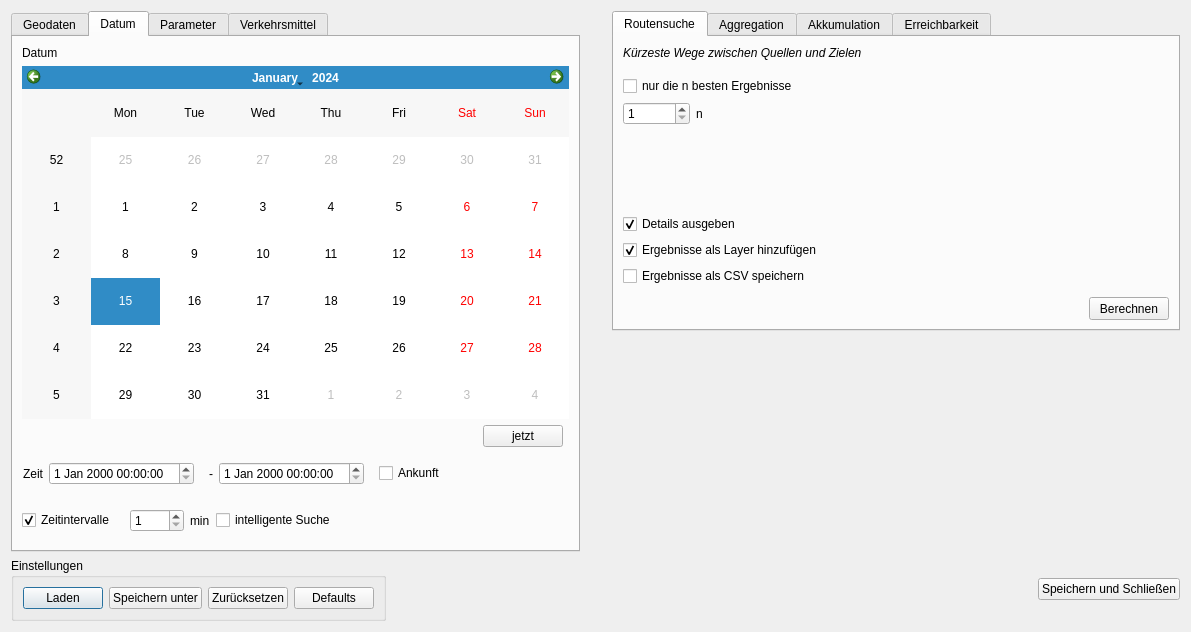
Before: the Qt Designer form OTP/OTP_dialog_base.ui in ChrFr/qgis-OTP, drawn with Qt 5.
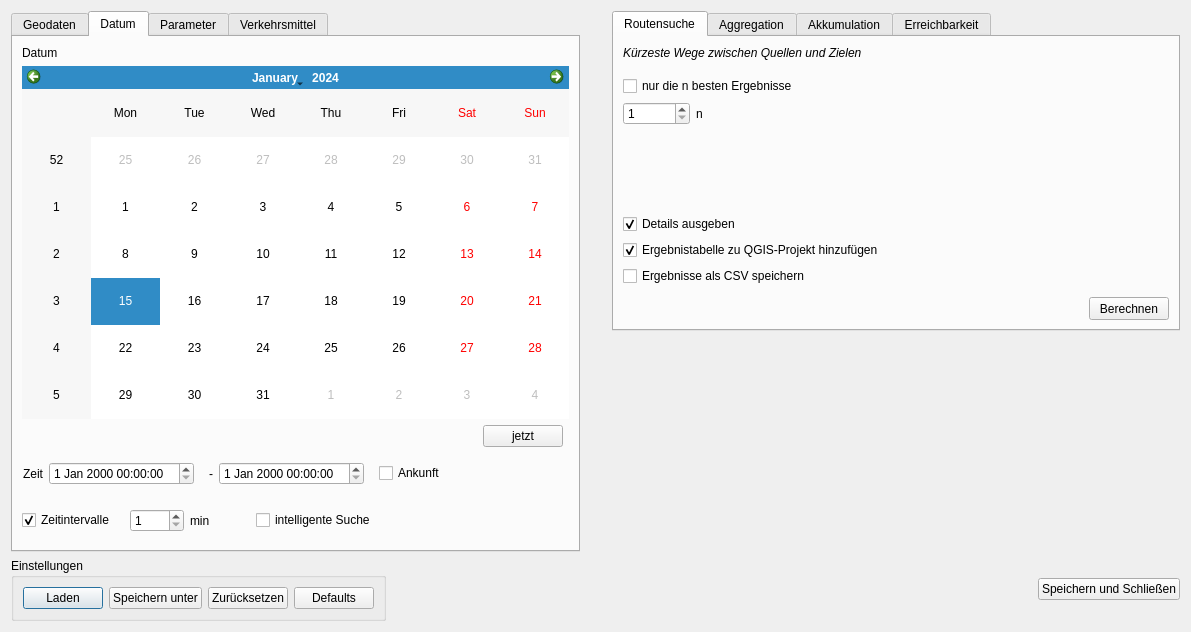
After: the same form once the commit is applied. The open tabs and pages were chosen to show the change.

Commit message: Update: OTP UI - changed description of option to add results

The edit to the form file:
```diff
--- a/OTP/OTP_dialog_base.ui
+++ b/OTP/OTP_dialog_base.ui
@@ -179,7 +179,7 @@
             <string>Ergebnisse werden als Layer zum geöffneten QGIS-Projekt hinzugefügt</string>
            </property>
            <property name="text">
-            <string>Ergebnisse als Layer hinzufügen</string>
+            <string>Ergebnistabelle zu QGIS-Projekt hinzufügen</string>
            </property>
            <property name="checked">
             <bool>true</bool>
@@ -1059,6 +1059,19 @@
               </property>
              </widget>
             </item>
+            <item>
+             <spacer name="horizontalSpacer_11">
+              <property name="orientation">
+               <enum>Qt::Horizontal</enum>
+              </property>
+              <property name="sizeHint" stdset="0">
+               <size>
+                <width>40</width>
+                <height>20</height>
+               </size>
+              </property>
+             </spacer>
+            </item>
             <item>
              <widget class="QCheckBox" name="smart_search_checkbox">
               <property name="toolTip">
```
